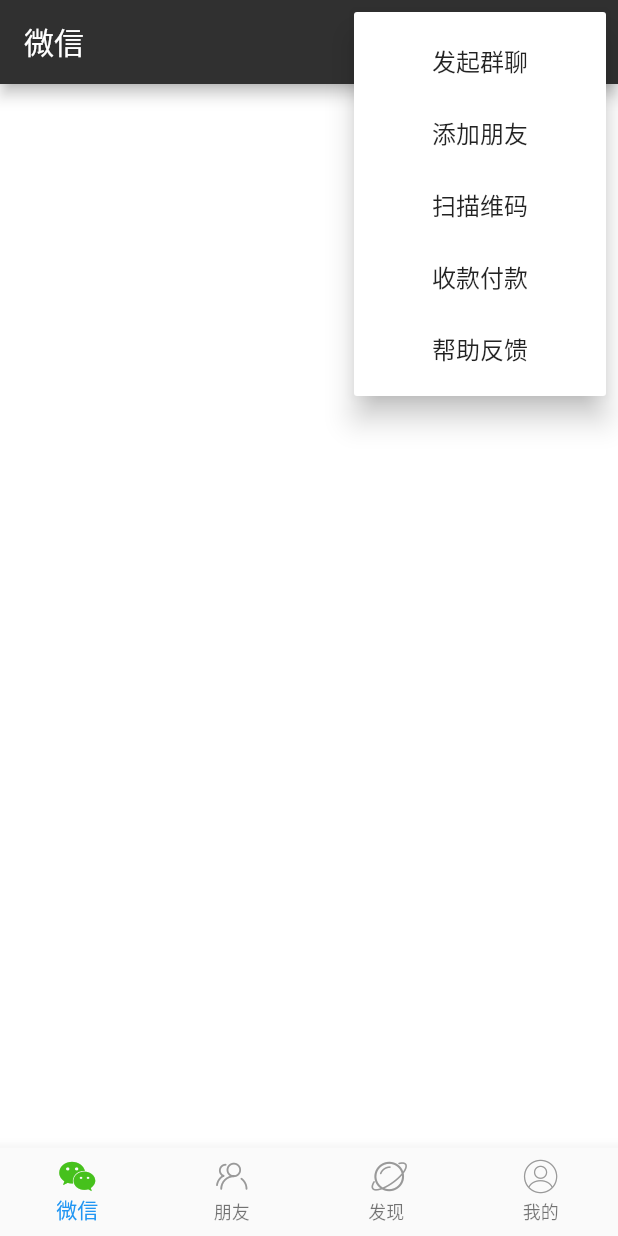
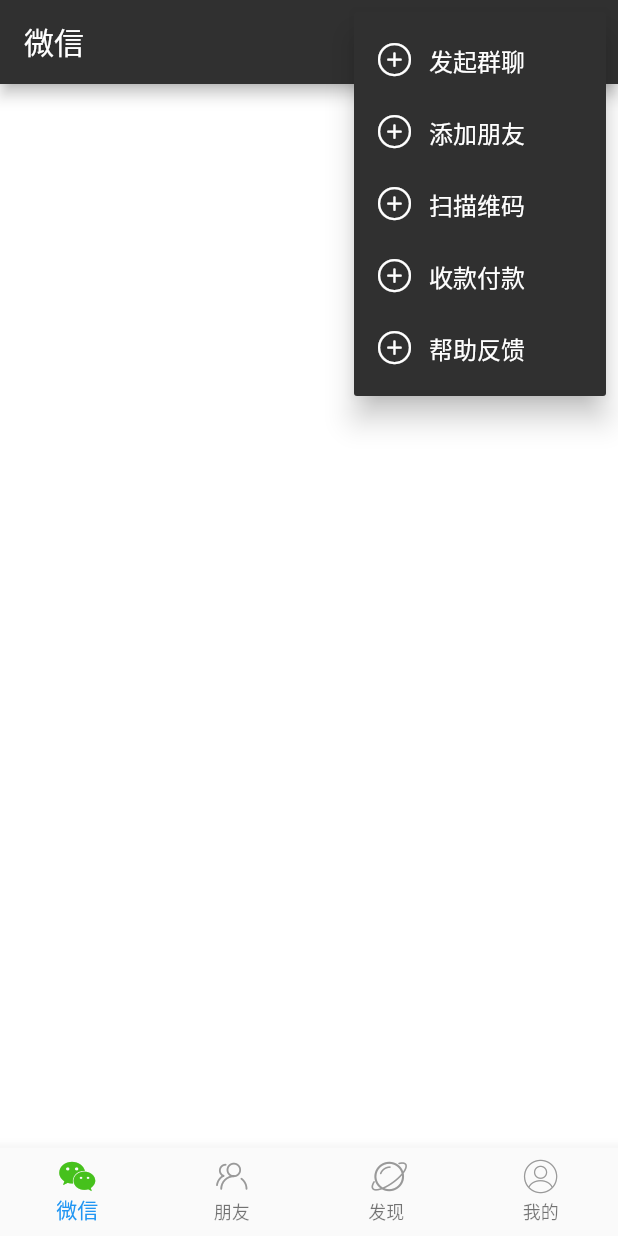
Before and after one commit to MacroMolecules/wei_chat, a Flutter app: the screen it shows after launch, after a tap on an icon or button, on a phone screen of 412 x 824 dp. Run offline on Flutter 3.47's test engine with Material 2 defaults, Android fonts, the phone set to English and light mode, and no system bars.

Commit message:
修改顶部弹窗颜色及字体样式

```diff
--- a/lib/constants.dart
+++ b/lib/constants.dart
@@ -6,6 +6,7 @@ class AppColors {
   static const AppBarColor = 0xff303030; // 顶部状态栏颜色
   static const TabIconNormal = 0xff999999;  // 底部状态栏图标普通颜色
   static const TabIconActive = 0xff46c11c;  // 底部状态栏图标高亮颜色
+  static const AppBarPopuMenuTextColor = 0xffffffff;
 }
 
 class Constants {
--- a/lib/home/home_screen.dart
+++ b/lib/home/home_screen.dart
@@ -99,9 +99,11 @@ class _HomeScreenState extends State<HomeScreen> {
         Icon(IconData(
           0xe605,
           fontFamily: Constants.IconFontFamily, // 添加图标
-        )),
+        ),
+        size: 22.0,
+        color: const Color(AppColors.AppBarPopuMenuTextColor)),  // 不可变的值前可用const修饰
         Container(width: 12.0),
-        Text(title),
+        Text(title, style: TextStyle(color: const Color(AppColors.AppBarPopuMenuTextColor))),
       ],
     );
   }
--- a/lib/main.dart
+++ b/lib/main.dart
@@ -9,6 +9,7 @@ void main() => runApp(MaterialApp(
   title: '微信',
   theme: ThemeData.light().copyWith(
     primaryColor: Color(AppColors.AppBarColor),  // 全局主题
+    cardColor: Color(AppColors.AppBarColor),  // 顶部添加弹窗颜色
   ),
   home: HomeScreen(),
 ));
```
Also changed, not shown: assets/fonts/iconfont.ttf.
